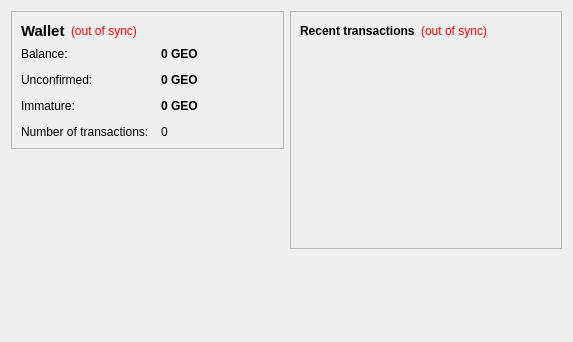
Above: src/qt/forms/overviewpage.ui from Purpletofucrate/CouchCushion before the change. Below: the same form after it.
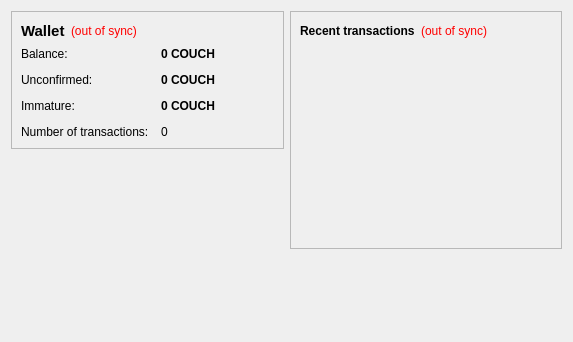
That is the form after the change.

Diff of the .ui file:
```diff
--- a/src/qt/forms/overviewpage.ui
+++ b/src/qt/forms/overviewpage.ui
@@ -105,7 +105,7 @@
              <string>Your current balance</string>
             </property>
             <property name="text">
-             <string notr="true">0 GEO</string>
+             <string notr="true">0 COUCH</string>
             </property>
             <property name="textInteractionFlags">
              <set>Qt::LinksAccessibleByMouse|Qt::TextSelectableByKeyboard|Qt::TextSelectableByMouse</set>
@@ -134,7 +134,7 @@
              <string>Total of transactions that have yet to be confirmed, and do not yet count toward the current balance</string>
             </property>
             <property name="text">
-             <string notr="true">0 GEO</string>
+             <string notr="true">0 COUCH</string>
             </property>
             <property name="textInteractionFlags">
              <set>Qt::LinksAccessibleByMouse|Qt::TextSelectableByKeyboard|Qt::TextSelectableByMouse</set>
@@ -177,7 +177,7 @@
              <string>Mined balance that has not yet matured</string>
             </property>
             <property name="text">
-             <string notr="true">0 GEO</string>
+             <string notr="true">0 COUCH</string>
             </property>
             <property name="textInteractionFlags">
              <set>Qt::LinksAccessibleByMouse|Qt::TextSelectableByKeyboard|Qt::TextSelectableByMouse</set>
```
